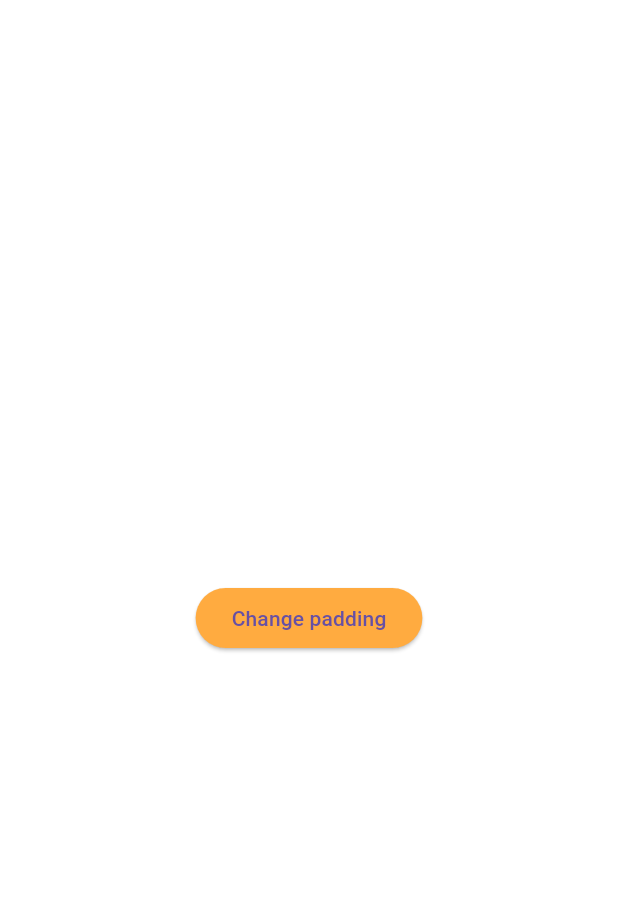
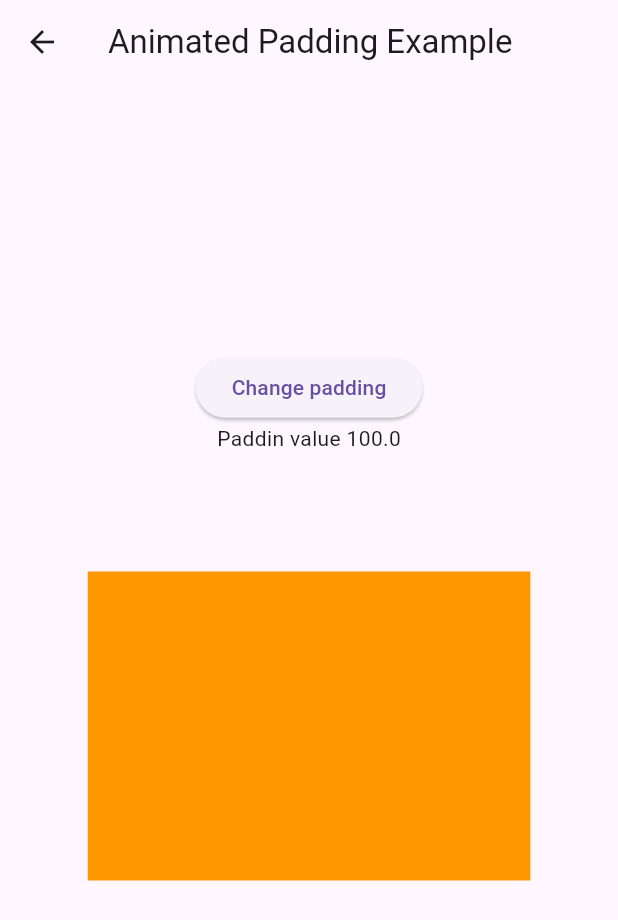
Before and after one commit to artdima/Best-Flutter-Widgets-EVER, a Flutter app: the AnimatedPaddingExample screen opened by its route, after a tap on "Change padding", on a phone screen of 412 x 824 dp. Shown: the top 920 px of the screen. Run offline on Flutter 3.47's test engine with Material 3 defaults, Android fonts, the phone set to English and light mode, and no system bars; our stand-ins replace flutter_svg.

Commit message:
Add AnimatedPadding

```diff
--- a/lib/screens/animated_padding.dart
+++ b/lib/screens/animated_padding.dart
@@ -7,20 +7,45 @@ class AnimatedPaddingExample extends StatefulWidget {
   State<AnimatedPaddingExample> createState() => _AnimatedPaddingExampleState();
 }
 
+//AnimatedPadding — это виджет во Flutter, который позволяет анимировать
+//изменение отступов (padding) вокруг дочернего виджета. Он полезен, если
+//нужно плавно изменять расстояние между виджетами в зависимости от состояния приложения.
 class _AnimatedPaddingExampleState extends State<AnimatedPaddingExample> {
   double padValue = 0.0;
 
   @override
   Widget build(BuildContext context) {
-    return Column(
+    return Scaffold(
+      appBar: AppBar(
+        title: const Text('Animated Padding Example'),
+      ),
+      body: Center(
+        child: Column(
           mainAxisAlignment: MainAxisAlignment.center,
           children: [
             ElevatedButton(
-          onPressed: () {},
+              onPressed: () {
+                setState(() {
+                  padValue = padValue == 0 ? 100.0 : 0.0;
+                });
+              },
               child: const Text('Change padding'),
-          style: ElevatedButton.styleFrom(backgroundColor: Colors.orangeAccent),
+            ),
+            Text('Paddin value $padValue'),
+            const SizedBox(height: 20),
+            AnimatedPadding(
+              padding: EdgeInsets.all(padValue),
+              duration: const Duration(seconds: 2),
+              curve: Curves.easeInOut,
+              child: Container(
+                width: MediaQuery.of(context).size.width,
+                height: MediaQuery.of(context).size.height / 4,
+                color: Colors.orange,
+              ),
             )
           ],
+        ),
+      ),
     );
   }
 }
```
Lines whose indentation alone changed are shown as unchanged.
